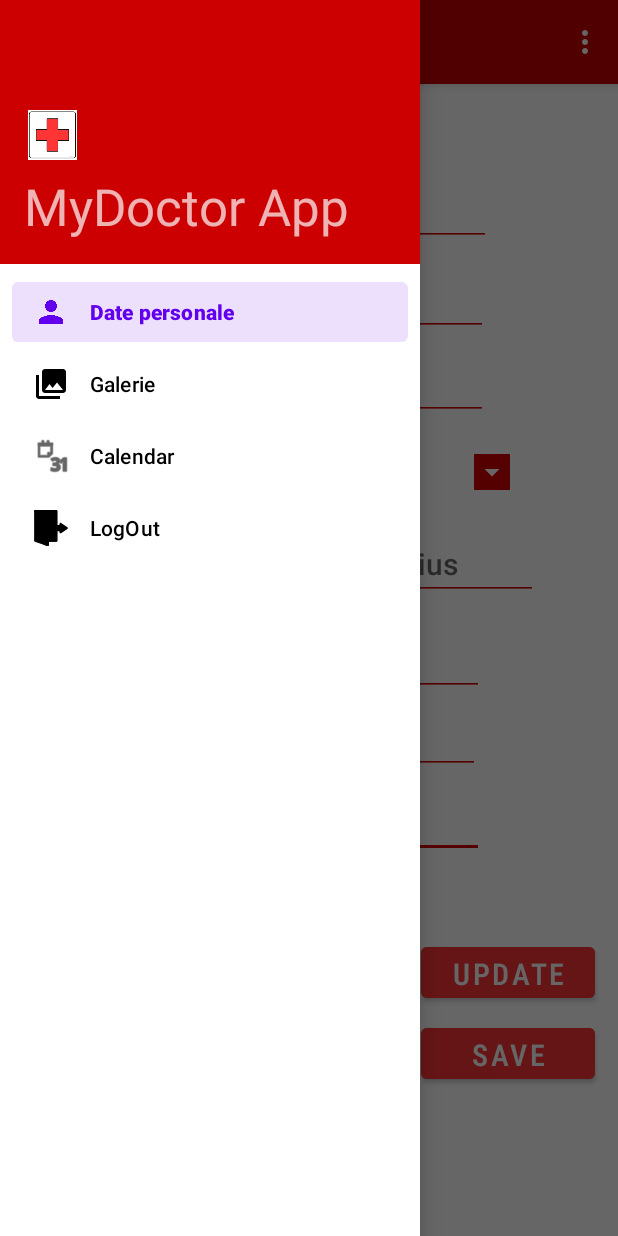
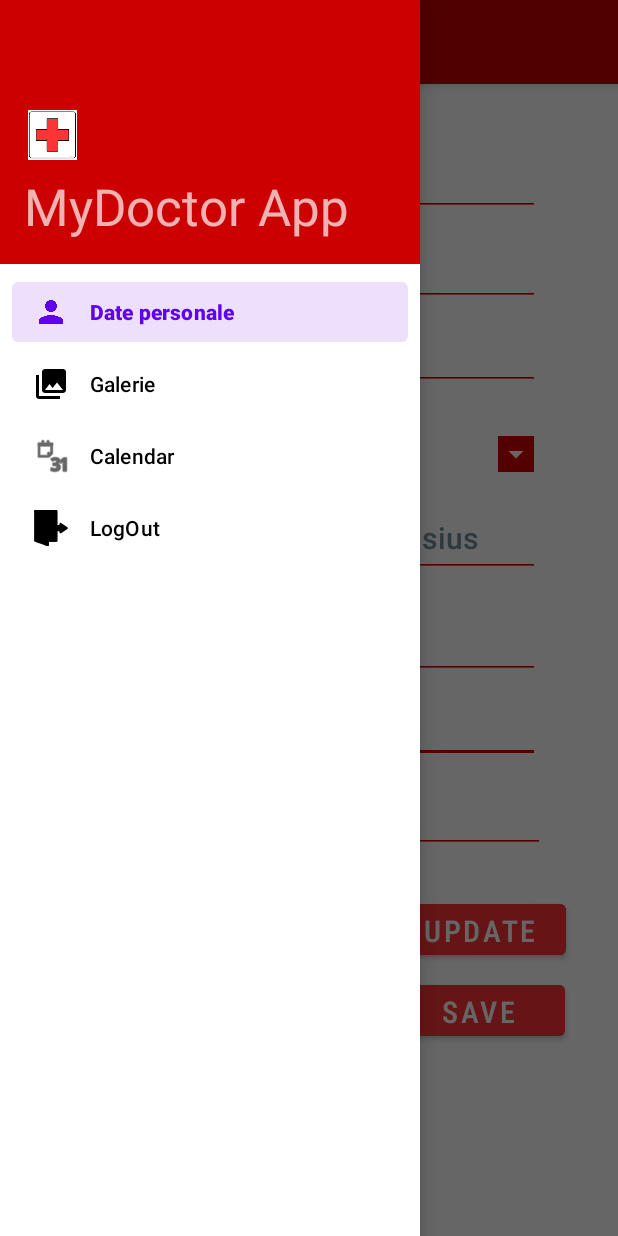
Before and after one commit to mihaelarotar/MyDoctor, an Android app: the screen it shows after launch (MainActivity), with the side drawer open, on a phone screen of 412 x 824 dp. Run offline under Robolectric (Android 15) with nearby library versions, the phone set to English and light mode, and no system bars; our stand-ins replace navigation-ui.

Commit message:
am reparat main page-ul ca o puscat azi :(((

```diff
--- a/app/src/main/res/layout/fragment_home.xml
+++ b/app/src/main/res/layout/fragment_home.xml
@@ -8,31 +8,29 @@
     tools:context=".ui.home.HomeFragment">
 
     <EditText
-        android:id="@+id/bmiInput2"
+        android:id="@+id/bloodInput"
         android:layout_width="160dp"
         android:layout_height="48dp"
-        android:layout_marginStart="35dp"
         android:layout_marginTop="8dp"
+        android:layout_marginEnd="140dp"
         android:backgroundTint="#D50000"
         android:ems="10"
         android:fontFamily="sans-serif-medium"
         android:foregroundTint="#D50000"
         android:hint="@string/mmHG"
+        android:importantForAutofill="no"
         android:inputType="numberDecimal"
         android:textAlignment="textStart"
+        android:textColorHint="#78909C"
         android:textSize="20sp"
         app:layout_constraintEnd_toEndOf="parent"
-        app:layout_constraintHorizontal_bias="0.0"
-        app:layout_constraintStart_toEndOf="@+id/blood"
-        app:layout_constraintTop_toBottomOf="@+id/bmiInput" />
+        app:layout_constraintTop_toBottomOf="@id/pulsInput" />
 
     <EditText
         android:id="@+id/bmiInput"
         android:layout_width="160dp"
         android:layout_height="48dp"
-        android:layout_marginStart="35dp"
-        android:layout_marginTop="4dp"
-        android:layout_marginEnd="180dp"
+        android:layout_marginTop="12dp"
         android:backgroundTint="#D50000"
         android:ems="10"
         android:fontFamily="sans-serif-medium"
@@ -40,19 +38,19 @@
         android:hint="@string/bmi"
         android:inputType="numberDecimal"
         android:textAlignment="textStart"
+        android:textColorHint="#78909C"
         android:textSize="20sp"
         app:layout_constraintEnd_toEndOf="parent"
-        app:layout_constraintHorizontal_bias="1.0"
+        app:layout_constraintHorizontal_bias="0.342"
         app:layout_constraintStart_toEndOf="@+id/bmi"
-        app:layout_constraintTop_toBottomOf="@+id/pulsInput" />
+        app:layout_constraintTop_toBottomOf="@+id/bloodInput" />
 
     <EditText
         android:id="@+id/pulsInput"
         android:layout_width="160dp"
         android:layout_height="48dp"
-        android:layout_marginStart="35dp"
-        android:layout_marginTop="16dp"
-        android:layout_marginEnd="98dp"
+        android:layout_marginTop="20dp"
+        android:layout_marginEnd="140dp"
         android:backgroundTint="#D50000"
         android:ems="10"
         android:fontFamily="sans-serif-medium"
@@ -60,50 +58,48 @@
         android:hint="@string/puls"
         android:inputType="numberDecimal"
         android:textAlignment="textStart"
+        android:textColorHint="#78909C"
         android:textSize="20sp"
         app:layout_constraintEnd_toEndOf="parent"
-        app:layout_constraintHorizontal_bias="0.0"
-        app:layout_constraintStart_toEndOf="@+id/puls"
-        app:layout_constraintTop_toBottomOf="@id/tempInput" />
+        app:layout_constraintTop_toBottomOf="@id/tempInput"
+        tools:ignore="DuplicateSpeakableTextCheck" />
 
     <EditText
         android:id="@+id/tempInput"
-        android:layout_width="180dp"
-        android:layout_height="48dp"
-        android:layout_marginStart="20dp"
-        android:layout_marginTop="128dp"
+        android:layout_width="168dp"
+        android:layout_height="51dp"
+        android:layout_marginTop="8dp"
         android:layout_marginEnd="140dp"
         android:backgroundTint="#D50000"
         android:ems="10"
         android:fontFamily="sans-serif-medium"
         android:foregroundTint="#D50000"
         android:hint="@string/gradeCelsius"
+        android:importantForAutofill="no"
         android:inputType="numberDecimal"
         android:textAlignment="textStart"
+        android:textColorHint="#78909C"
         android:textSize="20sp"
         app:layout_constraintEnd_toEndOf="parent"
-        app:layout_constraintHorizontal_bias="0.595"
-        app:layout_constraintStart_toEndOf="@+id/temperatura"
-        app:layout_constraintTop_toBottomOf="@id/kgInput" />
+        app:layout_constraintTop_toBottomOf="@+id/genInput" />
 
     <EditText
         android:id="@+id/heightInput"
         android:layout_width="160dp"
         android:layout_height="48dp"
-        android:layout_marginStart="35dp"
         android:layout_marginTop="8dp"
-        android:layout_marginEnd="101dp"
+        android:layout_marginEnd="140dp"
         android:backgroundTint="#D50000"
         android:ems="10"
         android:fontFamily="sans-serif-medium"
         android:foregroundTint="#D50000"
         android:hint="@string/metri"
+        android:importantForAutofill="no"
         android:inputType="numberDecimal"
         android:textAlignment="textStart"
+        android:textColorHint="#78909C"
         android:textSize="20sp"
         app:layout_constraintEnd_toEndOf="parent"
-        app:layout_constraintHorizontal_bias="0.0"
-        app:layout_constraintStart_toEndOf="@id/height"
         app:layout_constraintTop_toBottomOf="@id/kgInput" />
 
     <Button
@@ -111,8 +107,8 @@
         android:layout_width="116dp"
         android:layout_height="46dp"
         android:layout_marginStart="200dp"
-        android:layout_marginTop="50dp"
-        android:layout_marginEnd="40dp"
+        android:layout_marginTop="28dp"
+        android:layout_marginEnd="52dp"
         android:backgroundTint="#FE3535"
         android:clickable="true"
         android:focusable="true"
@@ -125,9 +121,9 @@
         android:textSize="20sp"
         android:textStyle="bold"
         app:layout_constraintEnd_toEndOf="parent"
-        app:layout_constraintHorizontal_bias="0.56"
+        app:layout_constraintHorizontal_bias="0.467"
         app:layout_constraintStart_toStartOf="parent"
-        app:layout_constraintTop_toBottomOf="@id/blood"
+        app:layout_constraintTop_toBottomOf="@+id/bmiInput"
         app:toggleCheckedStateOnClick="true"
         tools:ignore="TouchTargetSizeCheck" />
 
@@ -137,7 +133,7 @@
         android:layout_height="46dp"
         android:layout_marginStart="200dp"
         android:layout_marginTop="8dp"
-        android:layout_marginEnd="40dp"
+        android:layout_marginEnd="52dp"
         android:backgroundTint="#FE3535"
         android:clickable="true"
         android:focusable="true"
@@ -150,19 +146,18 @@
         android:textSize="20sp"
         android:textStyle="bold"
         app:layout_constraintEnd_toEndOf="parent"
-        app:layout_constraintHorizontal_bias="0.56"
+        app:layout_constraintHorizontal_bias="0.46"
         app:layout_constraintStart_toStartOf="parent"
-        app:layout_constraintTop_toBottomOf="@id/updateData"
+        app:layout_constraintTop_toBottomOf="@+id/updateData"
         app:toggleCheckedStateOnClick="true"
         tools:ignore="TouchTargetSizeCheck" />
 
     <TextView
         android:id="@+id/bmi"
-        android:layout_width="91dp"
-        android:layout_height="31dp"
-        android:layout_marginStart="36dp"
-        android:layout_marginTop="60dp"
-        android:layout_marginEnd="338dp"
+        android:layout_width="68dp"
+        android:layout_height="37dp"
+        android:layout_marginStart="64dp"
+        android:layout_marginTop="20dp"
         android:capitalize="none"
         android:fontFamily="sans-serif-condensed-light"
         android:includeFontPadding="false"
@@ -171,19 +166,16 @@
         android:textColor="@color/black"
         android:textSize="24sp"
         android:textStyle="bold"
-        app:layout_constraintEnd_toEndOf="parent"
-        app:layout_constraintHorizontal_bias="0.0"
         app:layout_constraintStart_toStartOf="parent"
-        app:layout_constraintTop_toTopOf="@id/puls"
+        app:layout_constraintTop_toBottomOf="@+id/blood"
         tools:ignore="TouchTargetSizeCheck" />
 
     <TextView
         android:id="@+id/blood"
-        android:layout_width="91dp"
+        android:layout_width="87dp"
         android:layout_height="31dp"
         android:layout_marginStart="36dp"
-        android:layout_marginTop="60dp"
-        android:layout_marginEnd="338dp"
+        android:layout_marginTop="28dp"
         android:capitalize="none"
         android:fontFamily="sans-serif-condensed-light"
         android:includeFontPadding="false"
@@ -192,19 +184,18 @@
         android:textColor="@color/black"
         android:textSize="24sp"
         android:textStyle="bold"
-        app:layout_constraintEnd_toEndOf="parent"
-        app:layout_constraintHorizontal_bias="0.0"
+        app:layout_constraintEnd_toStartOf="@+id/bloodInput"
+        app:layout_constraintHorizontal_bias="0.229"
         app:layout_constraintStart_toStartOf="parent"
-        app:layout_constraintTop_toTopOf="@id/bmi"
+        app:layout_constraintTop_toBottomOf="@+id/puls"
         tools:ignore="TouchTargetSizeCheck" />
 
     <TextView
         android:id="@+id/puls"
-        android:layout_width="91dp"
-        android:layout_height="31dp"
+        android:layout_width="68dp"
+        android:layout_height="35dp"
         android:layout_marginStart="36dp"
-        android:layout_marginTop="60dp"
-        android:layout_marginEnd="338dp"
+        android:layout_marginTop="32dp"
         android:capitalize="none"
         android:fontFamily="sans-serif-condensed-light"
         android:includeFontPadding="false"
@@ -213,19 +204,18 @@
         android:textColor="@color/black"
         android:textSize="24sp"
         android:textStyle="bold"
-        app:layout_constraintEnd_toEndOf="parent"
-        app:layout_constraintHorizontal_bias="0.0"
+        app:layout_constraintEnd_toStartOf="@+id/pulsInput"
+        app:layout_constraintHorizontal_bias="0.269"
         app:layout_constraintStart_toStartOf="parent"
-        app:layout_constraintTop_toTopOf="@id/temperatura"
+        app:layout_constraintTop_toBottomOf="@+id/temperatura"
         tools:ignore="TouchTargetSizeCheck" />
 
     <TextView
         android:id="@+id/temperatura"
-        android:layout_width="121dp"
+        android:layout_width="130dp"
         android:layout_height="29dp"
-        android:layout_marginStart="36dp"
-        android:layout_marginTop="60dp"
-        android:layout_marginEnd="338dp"
+        android:layout_marginTop="28dp"
+        android:layout_marginEnd="40dp"
         android:capitalize="none"
         android:fontFamily="sans-serif-condensed-light"
         android:includeFontPadding="false"
@@ -234,19 +224,17 @@
         android:textColor="@color/black"
         android:textSize="24sp"
         android:textStyle="bold"
-        app:layout_constraintEnd_toEndOf="parent"
-        app:layout_constraintHorizontal_bias="0.0"
+        app:layout_constraintEnd_toStartOf="@+id/tempInput"
+        app:layout_constraintHorizontal_bias="0.979"
         app:layout_constraintStart_toStartOf="parent"
-        app:layout_constraintTop_toTopOf="@id/gen"
+        app:layout_constraintTop_toBottomOf="@+id/gen"
         tools:ignore="TouchTargetSizeCheck" />
 
     <TextView
         android:id="@+id/gen"
-        android:layout_width="94dp"
-        android:layout_height="28dp"
-        android:layout_marginStart="36dp"
-        android:layout_marginTop="60dp"
-        android:layout_marginEnd="338dp"
+        android:layout_width="72dp"
+        android:layout_height="30dp"
+        android:layout_marginTop="40dp"
         android:capitalize="none"
         android:fontFamily="sans-serif-condensed-light"
         android:includeFontPadding="false"
@@ -255,19 +243,18 @@
         android:textColor="@color/black"
         android:textSize="24sp"
         android:textStyle="bold"
-        app:layout_constraintEnd_toEndOf="parent"
-        app:layout_constraintHorizontal_bias="0.0"
+        app:layout_constraintEnd_toStartOf="@+id/genInput"
+        app:layout_constraintHorizontal_bias="0.458"
         app:layout_constraintStart_toStartOf="parent"
-        app:layout_constraintTop_toTopOf="@id/height"
-        tools:ignore="TouchTargetSizeCheck" />
+        app:layout_constraintTop_toBottomOf="@+id/height"
+        tools:ignore="TouchTargetSizeCheck,DuplicateSpeakableTextCheck" />
 
     <TextView
         android:id="@+id/height"
-        android:layout_width="94dp"
-        android:layout_height="28dp"
-        android:layout_marginStart="36dp"
-        android:layout_marginTop="60dp"
-        android:layout_marginEnd="338dp"
+        android:layout_width="99dp"
+        android:layout_height="25dp"
+        android:layout_marginTop="32dp"
+        android:layout_marginEnd="60dp"
         android:capitalize="none"
         android:fontFamily="sans-serif-condensed-light"
         android:includeFontPadding="false"
@@ -276,19 +263,16 @@
         android:textColor="@color/black"
         android:textSize="24sp"
         android:textStyle="bold"
-        app:layout_constraintEnd_toEndOf="parent"
-        app:layout_constraintHorizontal_bias="0.0"
-        app:layout_constraintStart_toStartOf="parent"
-        app:layout_constraintTop_toTopOf="@id/greutate"
+        app:layout_constraintEnd_toStartOf="@+id/heightInput"
+        app:layout_constraintTop_toBottomOf="@+id/greutate"
         tools:ignore="TouchTargetSizeCheck" />
 
     <TextView
         android:id="@+id/greutate"
-        android:layout_width="94dp"
-        android:layout_height="28dp"
+        android:layout_width="105dp"
+        android:layout_height="30dp"
         android:layout_marginStart="36dp"
-        android:layout_marginTop="60dp"
-        android:layout_marginEnd="338dp"
+        android:layout_marginTop="56dp"
         android:capitalize="none"
         android:fontFamily="sans-serif-condensed-light"
         android:includeFontPadding="false"
@@ -297,19 +281,18 @@
         android:textColor="@color/black"
         android:textSize="24sp"
         android:textStyle="bold"
-        app:layout_constraintEnd_toEndOf="parent"
-        app:layout_constraintHorizontal_bias="0.0"
+        app:layout_constraintEnd_toStartOf="@+id/kgInput"
+        app:layout_constraintHorizontal_bias="0.046"
         app:layout_constraintStart_toStartOf="parent"
         app:layout_constraintTop_toTopOf="@id/nume"
         tools:ignore="TouchTargetSizeCheck" />
 
     <TextView
         android:id="@+id/nume"
-        android:layout_width="94dp"
-        android:layout_height="28dp"
-        android:layout_marginStart="36dp"
-        android:layout_marginTop="124dp"
-        android:layout_marginEnd="338dp"
+        android:layout_width="88dp"
+        android:layout_height="29dp"
+        android:layout_marginTop="112dp"
+        android:layout_marginEnd="64dp"
         android:capitalize="none"
         android:fontFamily="sans-serif-condensed-light"
         android:includeFontPadding="false"
@@ -318,19 +301,16 @@
         android:textColor="@color/black"
         android:textSize="24sp"
         android:textStyle="bold"
-        app:layout_constraintEnd_toEndOf="parent"
-        app:layout_constraintHorizontal_bias="0.0"
-        app:layout_constraintStart_toStartOf="parent"
+        app:layout_constraintEnd_toStartOf="@+id/numeInput"
         app:layout_constraintTop_toTopOf="parent"
-        tools:ignore="TouchTargetSizeCheck" />
+        tools:ignore="TouchTargetSizeCheck,DuplicateSpeakableTextCheck" />
 
     <EditText
         android:id="@+id/numeInput"
         android:layout_width="160dp"
         android:layout_height="48dp"
-        android:layout_marginStart="35dp"
-        android:layout_marginTop="116dp"
-        android:layout_marginEnd="165dp"
+        android:layout_marginTop="96dp"
+        android:layout_marginEnd="140dp"
         android:autoText="false"
         android:backgroundTint="#D50000"
         android:backgroundTintMode="src_atop"
@@ -345,42 +325,37 @@
         android:textColor="@color/black"
         android:textSize="20sp"
         app:layout_constraintEnd_toEndOf="parent"
-        app:layout_constraintHorizontal_bias="0.228"
-        app:layout_constraintStart_toEndOf="@+id/nume"
         app:layout_constraintTop_toTopOf="parent" />
 
     <EditText
         android:id="@+id/kgInput"
         android:layout_width="160dp"
         android:layout_height="48dp"
-        android:layout_marginStart="35dp"
         android:layout_marginTop="12dp"
-        android:layout_marginEnd="101dp"
+        android:layout_marginEnd="140dp"
         android:backgroundTint="#D50000"
         android:ems="10"
         android:fontFamily="sans-serif-medium"
         android:foregroundTint="#D50000"
         android:hint="@string/kg"
+        android:importantForAutofill="no"
         android:inputType="numberDecimal"
         android:textAlignment="textStart"
+        android:textColorHint="#78909C"
         android:textSize="20sp"
         app:layout_constraintEnd_toEndOf="parent"
-        app:layout_constraintHorizontal_bias="0.0"
-        app:layout_constraintStart_toEndOf="@+id/greutate"
         app:layout_constraintTop_toBottomOf="@+id/numeInput" />
 
     <Spinner
         android:id="@+id/genInput"
-        android:layout_width="161dp"
-        android:layout_height="48dp"
+        android:layout_width="192dp"
+        android:layout_height="45dp"
+        android:layout_marginTop="20dp"
+        android:layout_marginEnd="132dp"
         android:backgroundTint="#D50000"
         android:backgroundTintMode="add"
         android:contentDescription="@string/gen"
-        app:layout_constraintBottom_toTopOf="@+id/tempInput"
         app:layout_constraintEnd_toEndOf="parent"
-        app:layout_constraintHorizontal_bias="0.292"
-        app:layout_constraintStart_toEndOf="@+id/gen"
-        app:layout_constraintTop_toBottomOf="@+id/heightInput"
-        app:layout_constraintVertical_bias="0.441" />
+        app:layout_constraintTop_toBottomOf="@+id/heightInput" />
 
 </androidx.constraintlayout.widget.ConstraintLayout>
--- a/app/src/main/res/menu/main.xml
+++ b/app/src/main/res/menu/main.xml
@@ -1,9 +1,3 @@
 <?xml version="1.0" encoding="utf-8"?>
 <menu xmlns:android="http://schemas.android.com/apk/res/android"
-    xmlns:app="http://schemas.android.com/apk/res-auto">
-    <item
-        android:id="@+id/action_settings"
-        android:orderInCategory="100"
-        android:title="@string/action_settings"
-        app:showAsAction="never" />
-</menu>
+    xmlns:app="http://schemas.android.com/apk/res-auto"/>
```
